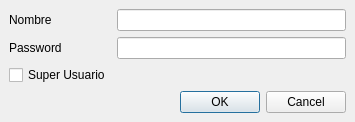
Above: bulmages/bulmasetup/nuevousuariobase.ui from eboladev/Bulmages-1 before the change. Below: the same form after it.
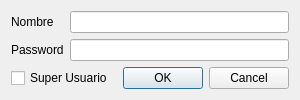
That is the form after the change. Icons and pictures are not drawn.

Commit message: Arreglo errores en bulmasetup, y modifico layouts en varias ventanas

Diff of the .ui file:
```diff
--- a/bulmages/bulmasetup/nuevousuariobase.ui
+++ b/bulmages/bulmasetup/nuevousuariobase.ui
@@ -5,8 +5,8 @@
    <rect>
     <x>0</x>
     <y>0</y>
-    <width>355</width>
-    <height>118</height>
+    <width>300</width>
+    <height>100</height>
    </rect>
   </property>
   <property name="sizePolicy" >
@@ -31,20 +31,29 @@
    <iconset resource="resources.qrc" >
     <normaloff>:/images/bulmasetup_nuevousuario.xpm</normaloff>:/images/bulmasetup_nuevousuario.xpm</iconset>
   </property>
-  <layout class="QGridLayout" >
-   <property name="margin" >
-    <number>9</number>
-   </property>
-   <property name="spacing" >
-    <number>6</number>
-   </property>
-   <item row="4" column="0" colspan="2" >
-    <widget class="QDialogButtonBox" name="mui_botonera" >
-     <property name="orientation" >
-      <enum>Qt::Horizontal</enum>
-     </property>
-     <property name="standardButtons" >
-      <set>QDialogButtonBox::Cancel|QDialogButtonBox::Ok</set>
+  <layout class="QGridLayout" name="gridLayout_3" >
+   <item row="0" column="0" >
+    <layout class="QGridLayout" name="gridLayout" >
+     <item row="0" column="0" >
+      <widget class="QLabel" name="label" >
+       <property name="text" >
+        <string>Nombre</string>
+       </property>
+       <property name="buddy" >
+        <cstring>mui_nombre</cstring>
+       </property>
+      </widget>
+     </item>
+     <item row="0" column="1" >
+      <widget class="QLineEdit" name="mui_nombre" />
+     </item>
+     <item row="1" column="0" >
+      <widget class="QLabel" name="label_2" >
+       <property name="text" >
+        <string>Password</string>
+       </property>
+       <property name="buddy" >
+        <cstring>mui_password</cstring>
      </property>
     </widget>
    </item>
@@ -55,30 +64,11 @@
      </property>
     </widget>
    </item>
+    </layout>
+   </item>
    <item row="1" column="0" >
-    <widget class="QLabel" name="label_2" >
-     <property name="text" >
-      <string>Password</string>
-     </property>
-     <property name="buddy" >
-      <cstring>mui_password</cstring>
-     </property>
-    </widget>
-   </item>
-   <item row="0" column="1" >
-    <widget class="QLineEdit" name="mui_nombre" />
-   </item>
+    <layout class="QGridLayout" name="gridLayout_2" >
    <item row="0" column="0" >
-    <widget class="QLabel" name="label" >
-     <property name="text" >
-      <string>Nombre</string>
-     </property>
-     <property name="buddy" >
-      <cstring>mui_nombre</cstring>
-     </property>
-    </widget>
-   </item>
-   <item row="2" column="0" >
     <widget class="QCheckBox" name="mui_superusuario" >
      <property name="focusPolicy" >
       <enum>Qt::NoFocus</enum>
@@ -87,6 +77,18 @@
       <string>Super Usuario</string>
      </property>
     </widget>
+     </item>
+     <item row="0" column="1" >
+      <widget class="QDialogButtonBox" name="mui_botonera" >
+       <property name="orientation" >
+        <enum>Qt::Horizontal</enum>
+       </property>
+       <property name="standardButtons" >
+        <set>QDialogButtonBox::Cancel|QDialogButtonBox::Ok</set>
+       </property>
+      </widget>
+     </item>
+    </layout>
    </item>
   </layout>
  </widget>
```
Lines whose indentation alone changed are shown as unchanged. The commit also changes 8 other files.
